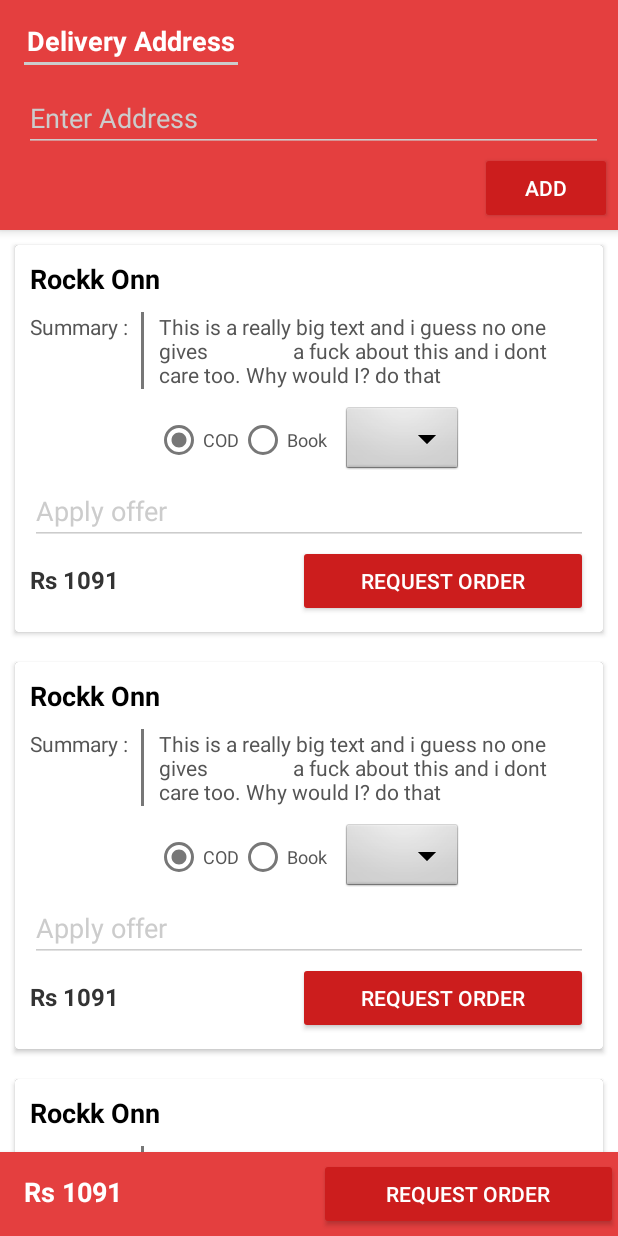
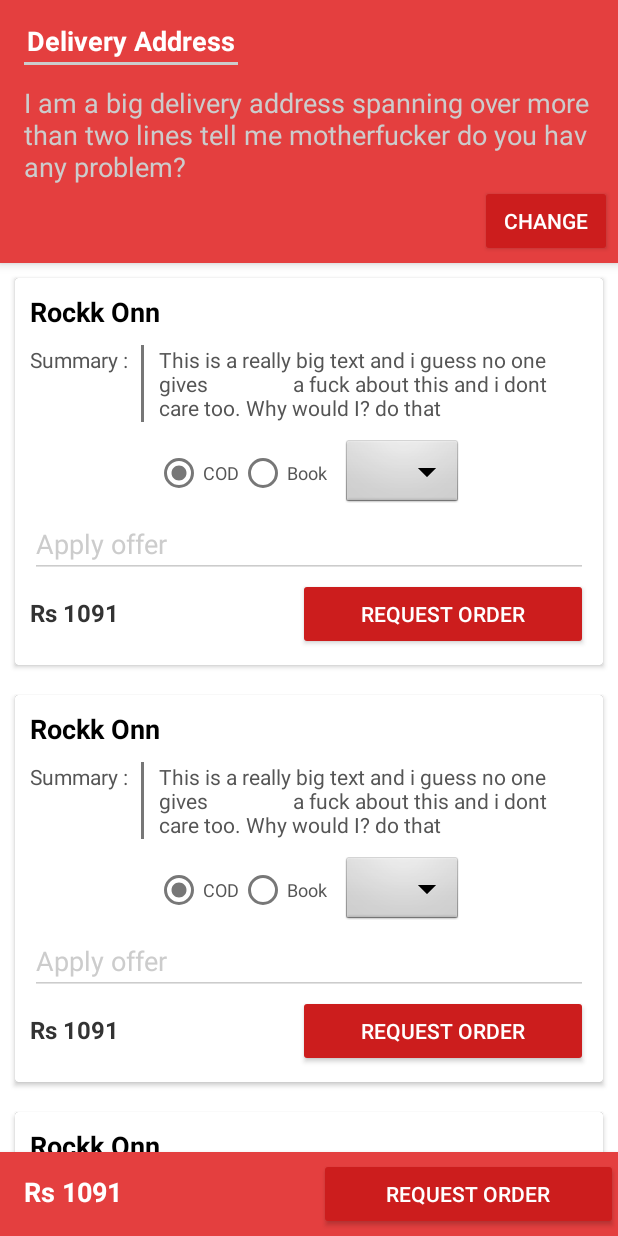
Before and after one commit to iit2015143/khanabotapp, an Android app: the screen it shows after launch (NewCart), on a phone screen of 412 x 824 dp. Run offline under Robolectric (Android 15) with nearby library versions, the phone set to English and light mode, and no system bars; Roboto replaces fonts that are not available here.

Commit message:
Add files via upload
Added the add/change button for address

```diff
--- a/app/src/main/res/layout/activity_new_cart.xml
+++ b/app/src/main/res/layout/activity_new_cart.xml
@@ -58,7 +58,7 @@
                     android:paddingLeft="@dimen/nletter"
                     android:paddingRight="@dimen/exsletter"
                     android:paddingBottom="0dp"
-                    android:visibility="gone"/>
+                    android:visibility="visible"/>
                 <EditText
                     android:layout_width="match_parent"
                     android:id="@+id/editAddress"
@@ -66,17 +66,20 @@
                     android:layout_marginLeft="@dimen/nletter"
                     android:layout_marginRight="@dimen/exsletter"
                     android:hint="Enter Address"
-                    android:visibility="visible"/>
+                    android:visibility="gone"/>
                 <LinearLayout
                     android:layout_width="match_parent"
                     android:layout_height="wrap_content"
                     android:gravity="right"
                     android:paddingBottom="4dp"
                     android:paddingRight="4dp">
+
                     <Button
+                        android:id="@+id/changeAdd"
                         android:layout_width="wrap_content"
                         android:layout_height="wrap_content"
-                        android:text="Add"/>.
+                        android:onClick="onClick"
+                        android:text="Change" />.
                 </LinearLayout>
             </android.support.design.widget.AppBarLayout>
             <android.support.v7.widget.RecyclerView
```
